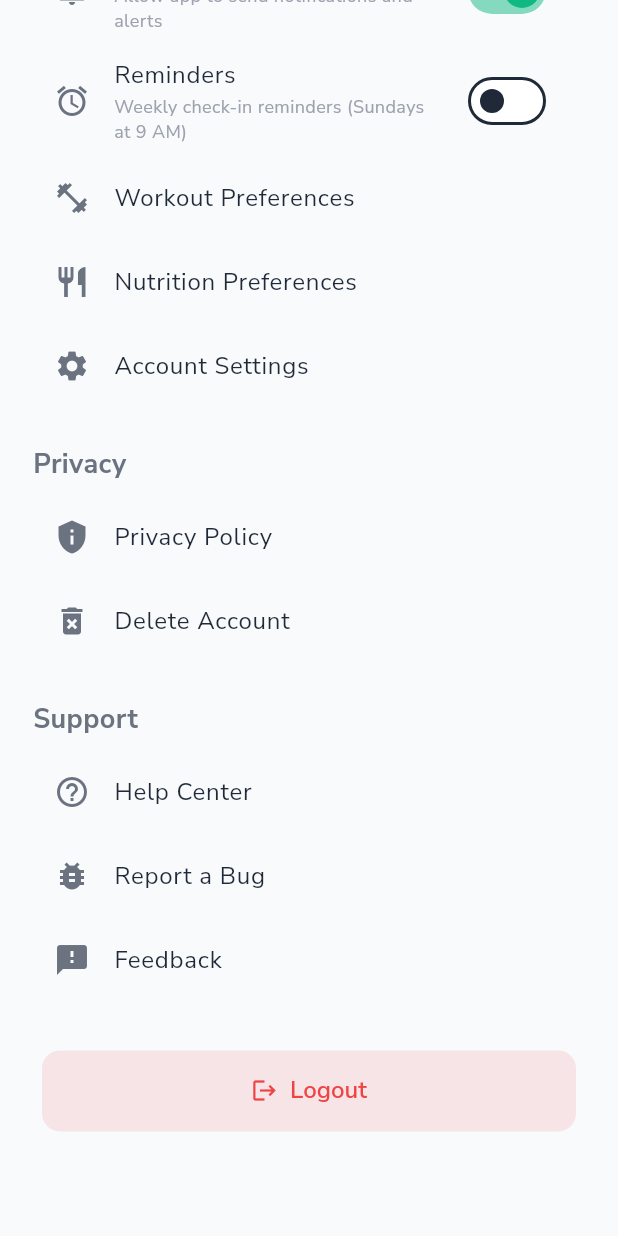
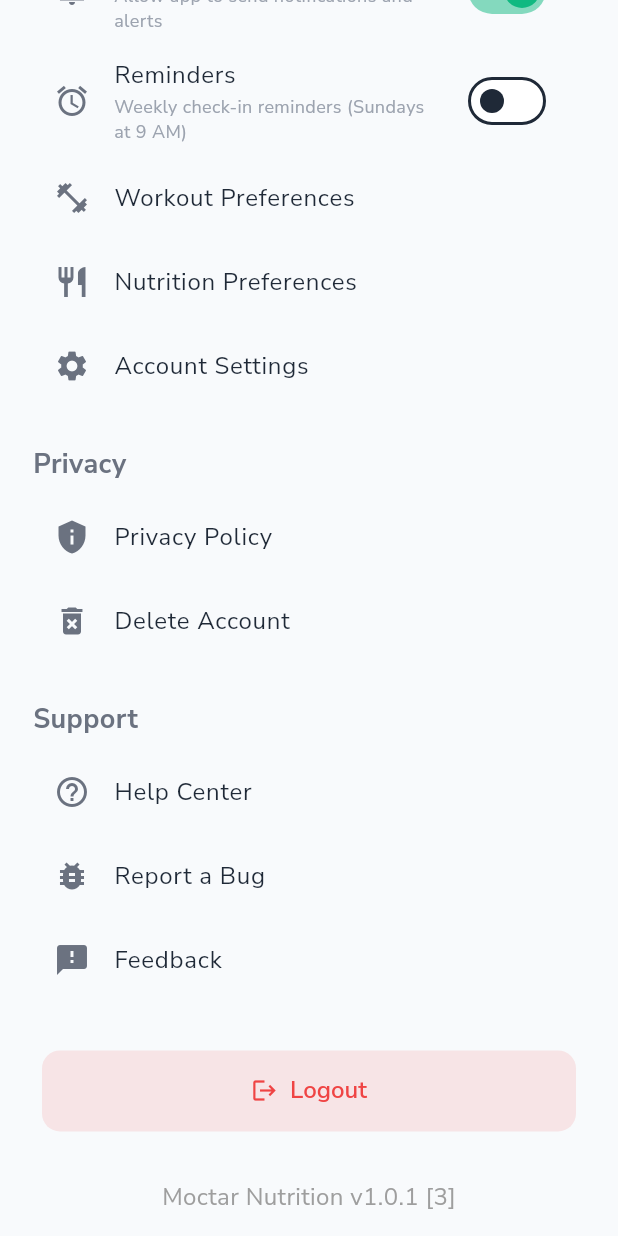
Before and after one commit to mahmoudal99/moctarnutrition, a Flutter app: the ProfileScreen screen opened directly, scrolled down 395 dp, on a phone screen of 412 x 824 dp. Run offline on Flutter 3.47's test engine with Material 3 defaults, Android fonts, the phone set to English and light mode, and no system bars; our stand-ins replace cached_network_image, cloud_firestore, firebase_auth, firebase_core, firebase_storage, fl_chart and 15 more; missing offline and left inert: flutter_floating_bottom_bar; accounts and stored records are empty; project files that could hold a hidden picture were left out.

Commit message:
Added version number

```diff
--- /dev/null
+++ b/lib/shared/widgets/version_text.dart
@@ -0,0 +1,47 @@
+import 'package:flutter/material.dart';
+import 'package:package_info_plus/package_info_plus.dart';
+
+class VersionText extends StatefulWidget {
+  const VersionText({super.key});
+
+  @override
+  State<VersionText> createState() => _VersionTextState();
+}
+
+class _VersionTextState extends State<VersionText> {
+  PackageInfo? packageInfo;
+  final TextEditingController _passwordController = TextEditingController();
+
+  @override
+  void initState() {
+    loadPackageInfo();
+    super.initState();
+  }
+
+  void loadPackageInfo() async {
+    var result = await PackageInfo.fromPlatform();
+    setState(() {
+      packageInfo = result;
+    });
+  }
+
+  @override
+  Widget build(BuildContext context) {
+    var theme = Theme.of(context);
+    return Center(
+      child: Text(
+        "Moctar Nutrition v${packageInfo != null ? packageInfo!.version : ""} [${packageInfo != null ? packageInfo!.buildNumber : ""}]",
+        style: TextStyle(
+            color: theme.brightness == Brightness.dark
+                ? Colors.grey[300]
+                : Colors.grey),
+      ),
+    );
+  }
+
+  @override
+  void dispose() {
+    _passwordController.dispose();
+    super.dispose();
+  }
+}
--- a/pubspec.yaml
+++ b/pubspec.yaml
@@ -104,6 +104,7 @@ dependencies:
 
   # Floating Bottom Bar
   flutter_floating_bottom_bar: ^1.3.0
+  package_info_plus: ^8.3.0
 
 dev_dependencies:
   flutter_test:
```
Also changed, not shown: lib/features/profile/presentation/screens/bug_report_screen.dart (+37 -47 lines), lib/features/profile/presentation/screens/profile_screen.dart (+14 -24 lines), pubspec.lock, 2 other files.
